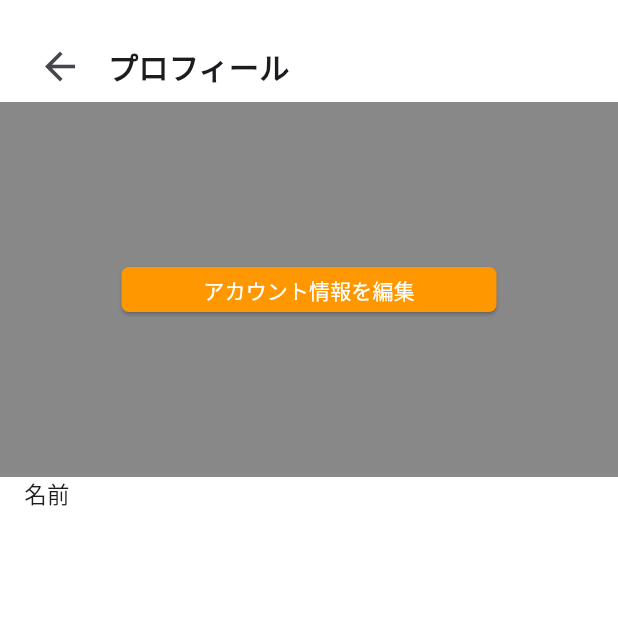
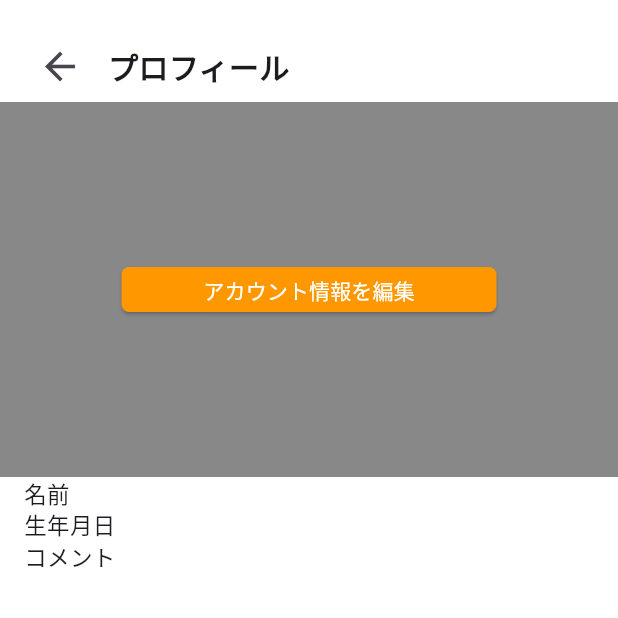
Before and after one commit to Ktento/breman-front, a Flutter app: the AccountProfile screen opened directly, on a phone screen of 412 x 824 dp, the top half of it. Run offline on Flutter 3.47's test engine with Material 3 defaults, Android fonts, the phone set to English and light mode, and no system bars.

Commit message:
生年月日とコメントを追加

```diff
--- a/lib/account_profile.dart
+++ b/lib/account_profile.dart
@@ -81,6 +81,48 @@ class AccountProfile extends StatelessWidget {
                 ],
               ),
             ),
+
+            Container(
+              child: Row(
+                children: [
+                  Expanded(
+                    child: Align(
+                      alignment: Alignment.centerLeft,
+                      child: Padding(
+                        padding: const EdgeInsets.only(left: 16.0),
+                        child: Text(
+                          '生年月日',
+                          style: TextStyle(
+                            fontSize: 15,
+                          ),
+                        ),
+                      ),
+                    ),
+                  ),
+                ],
+              ),
+            ),
+
+            Container(
+              child: Row(
+                children: [
+                  Expanded(
+                    child: Align(
+                      alignment: Alignment.centerLeft,
+                      child: Padding(
+                        padding: const EdgeInsets.only(left: 16.0),
+                        child: Text(
+                          'コメント',
+                          style: TextStyle(
+                            fontSize: 15,
+                          ),
+                        ),
+                      ),
+                    ),
+                  ),
+                ],
+              ),
+            ),
           ],
         ),
       ),
```
